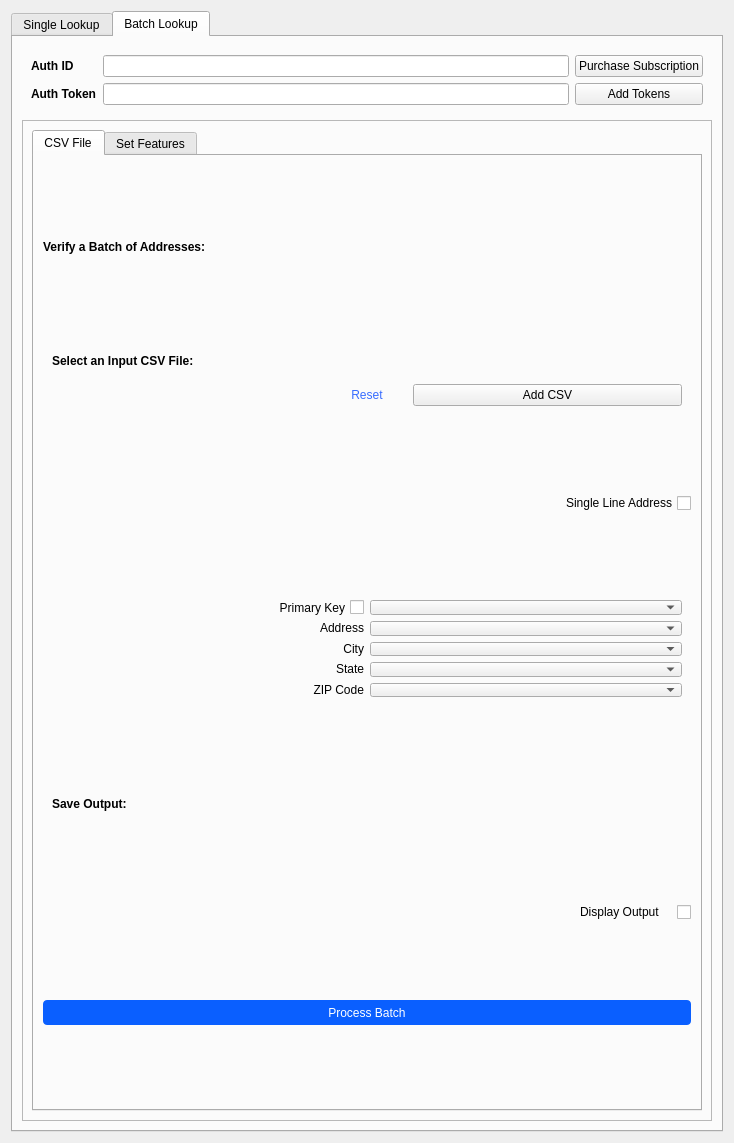
The window that smarty/smarty_dialog_base.ui (smarty/qgis-plugin) describes before a commit, drawn with Qt 5.
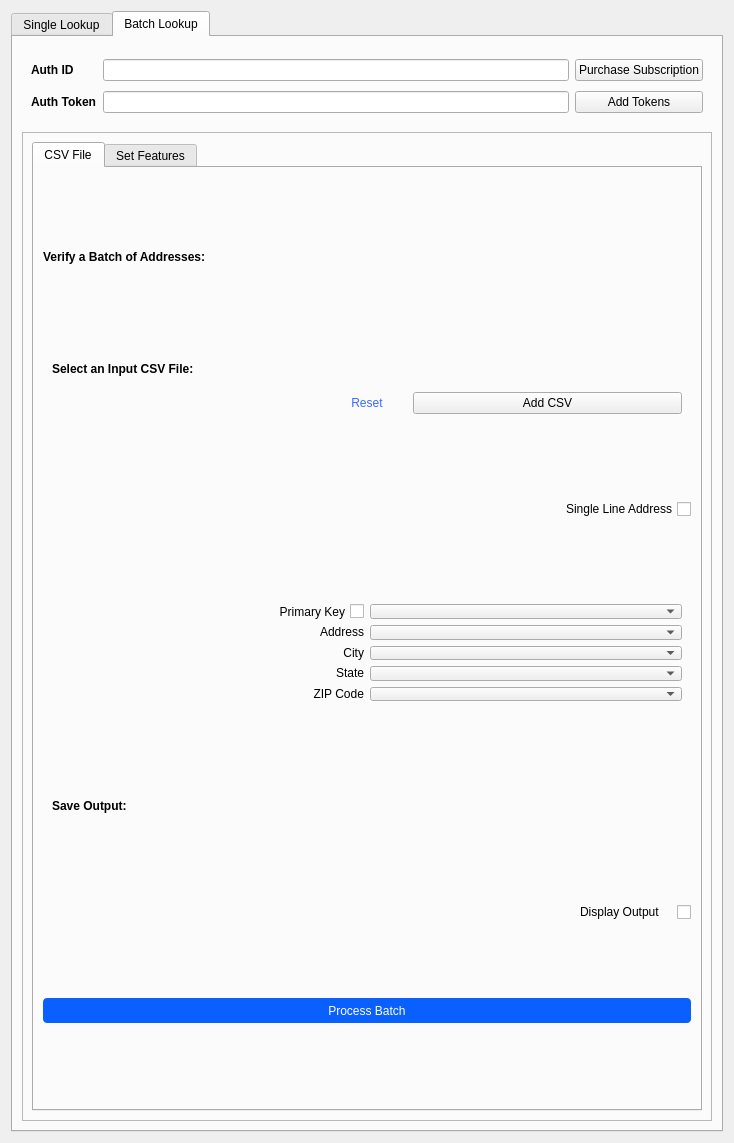
The same window after the commit. Custom widgets are drawn as their Qt base class.

Commit message: Changed the versioning & explored resizing policies

```diff
--- a/smarty/smarty_dialog_base.ui
+++ b/smarty/smarty_dialog_base.ui
@@ -11,7 +11,7 @@
    </rect>
   </property>
   <property name="sizePolicy">
-   <sizepolicy hsizetype="Ignored" vsizetype="Ignored">
+   <sizepolicy hsizetype="Minimum" vsizetype="Minimum">
     <horstretch>0</horstretch>
     <verstretch>0</verstretch>
    </sizepolicy>
@@ -26,7 +26,7 @@
    <item row="0" column="1">
     <widget class="QTabWidget" name="tabWidget">
      <property name="sizePolicy">
-      <sizepolicy hsizetype="Expanding" vsizetype="Expanding">
+      <sizepolicy hsizetype="Minimum" vsizetype="Minimum">
        <horstretch>0</horstretch>
        <verstretch>0</verstretch>
       </sizepolicy>
@@ -1078,6 +1078,12 @@
        </item>
        <item>
         <widget class="QFrame" name="frame">
+         <property name="sizePolicy">
+          <sizepolicy hsizetype="Minimum" vsizetype="Minimum">
+           <horstretch>0</horstretch>
+           <verstretch>0</verstretch>
+          </sizepolicy>
+         </property>
          <property name="frameShape">
           <enum>QFrame::StyledPanel</enum>
          </property>
@@ -1087,6 +1093,12 @@
          <layout class="QHBoxLayout" name="horizontalLayout">
           <item>
            <widget class="QTabWidget" name="tabWidget_3">
+            <property name="sizePolicy">
+             <sizepolicy hsizetype="Minimum" vsizetype="Minimum">
+              <horstretch>0</horstretch>
+              <verstretch>0</verstretch>
+             </sizepolicy>
+            </property>
             <property name="currentIndex">
              <number>0</number>
             </property>
```
The commit also changes 1 other file.
